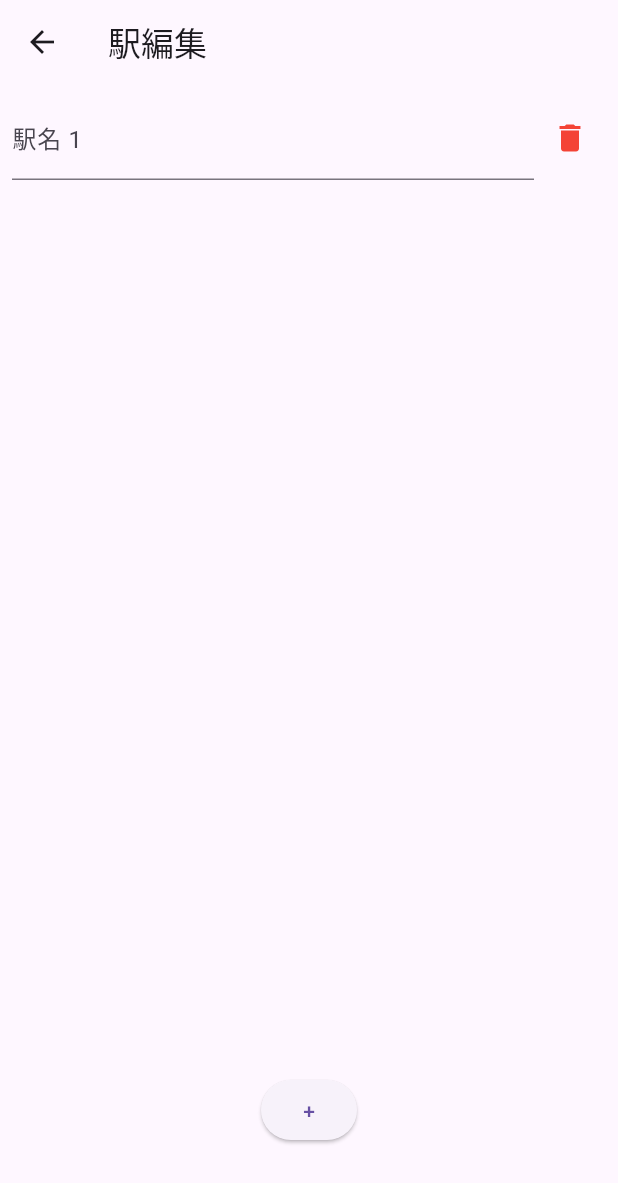
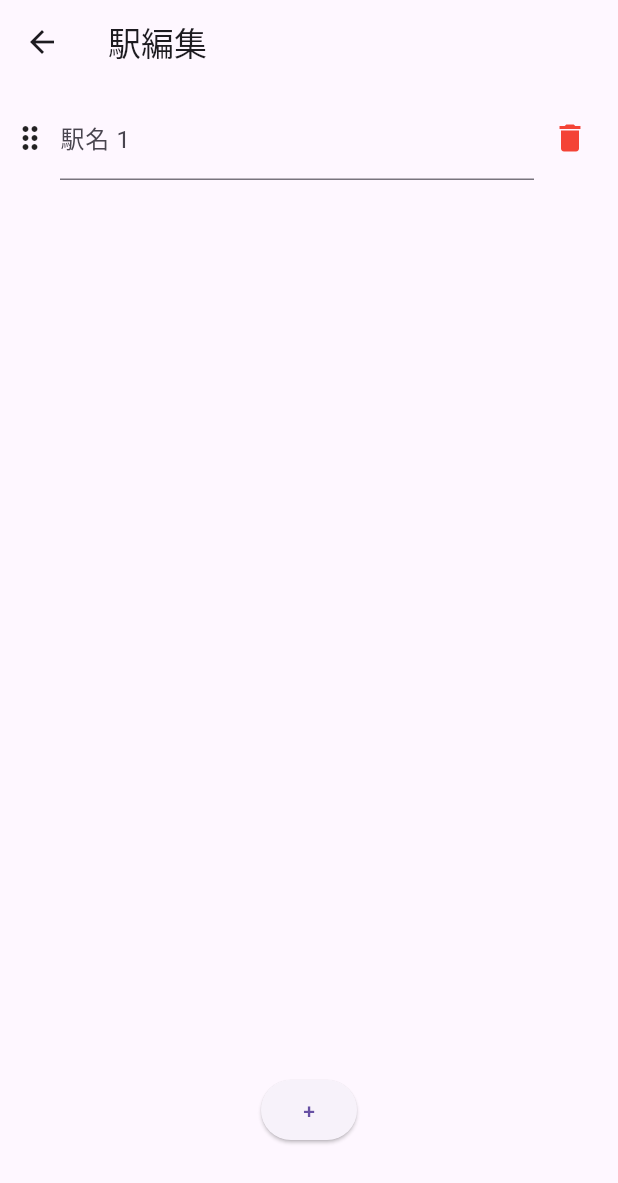
Before and after one commit to Shiluco/swipe-transfer-2, a Flutter app: the StationEditorView screen opened directly, after a tap on an icon or button, on a phone screen of 412 x 824 dp. Shown: the top 1183 px of the screen. Run offline on Flutter 3.47's test engine with Material 3 defaults, Android fonts, the phone set to English and light mode, and no system bars; our stand-ins replace flutter_riverpod, flutter_svg.

Commit message:
feat:並び替え

```diff
--- a/lib/src/features/home/widgets/organism/station_editor_widget.dart
+++ b/lib/src/features/home/widgets/organism/station_editor_widget.dart
@@ -8,20 +8,24 @@ class StationEditorWidget extends StatelessWidget {
   final VoidCallback onRemove;
 
   const StationEditorWidget({
-    super.key,
     required this.index,
     required this.station,
     required this.onNameChanged,
     required this.onRemove,
+    super.key,
   });
 
   @override
   Widget build(BuildContext context) {
     return Padding(
-      key: ValueKey(station.id),
       padding: const EdgeInsets.all(8.0),
       child: Row(
         children: [
+          ReorderableDelayedDragStartListener(
+            index: index,
+            child: const Icon(Icons.drag_indicator),
+          ),
+          const SizedBox(width: 8),
           Expanded(
             child: TextFormField(
               initialValue: station.name,
```
